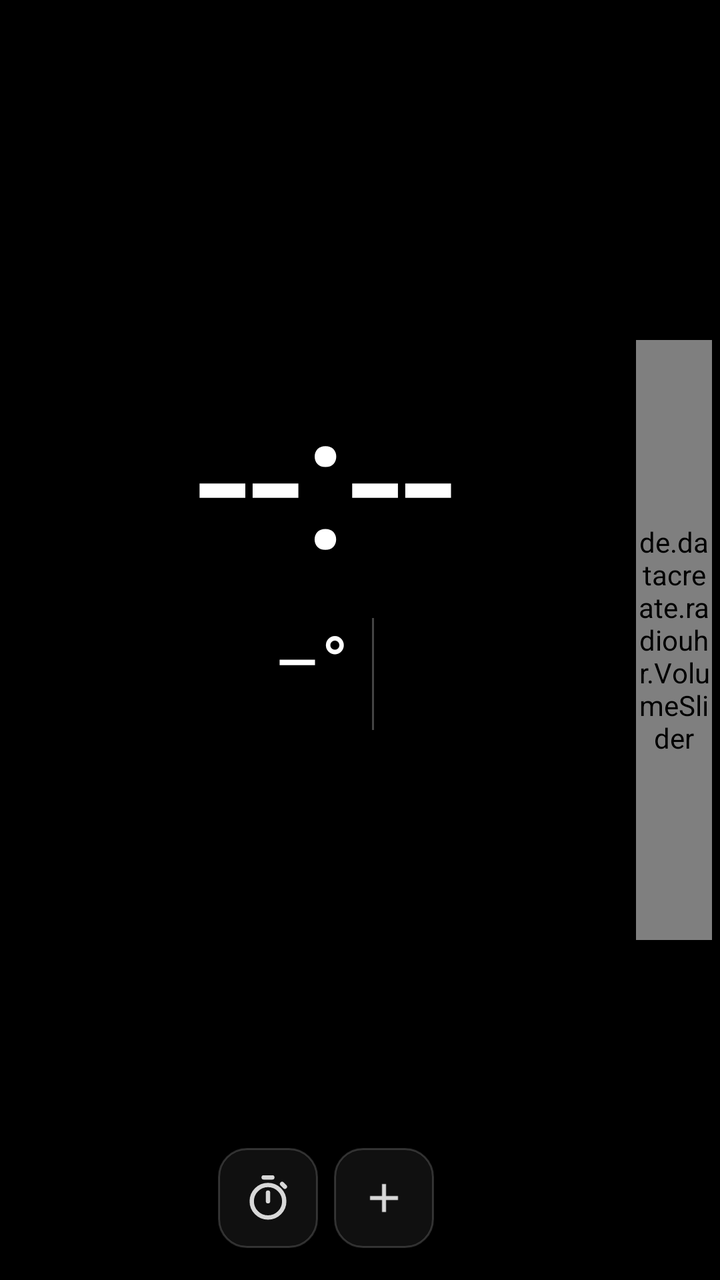
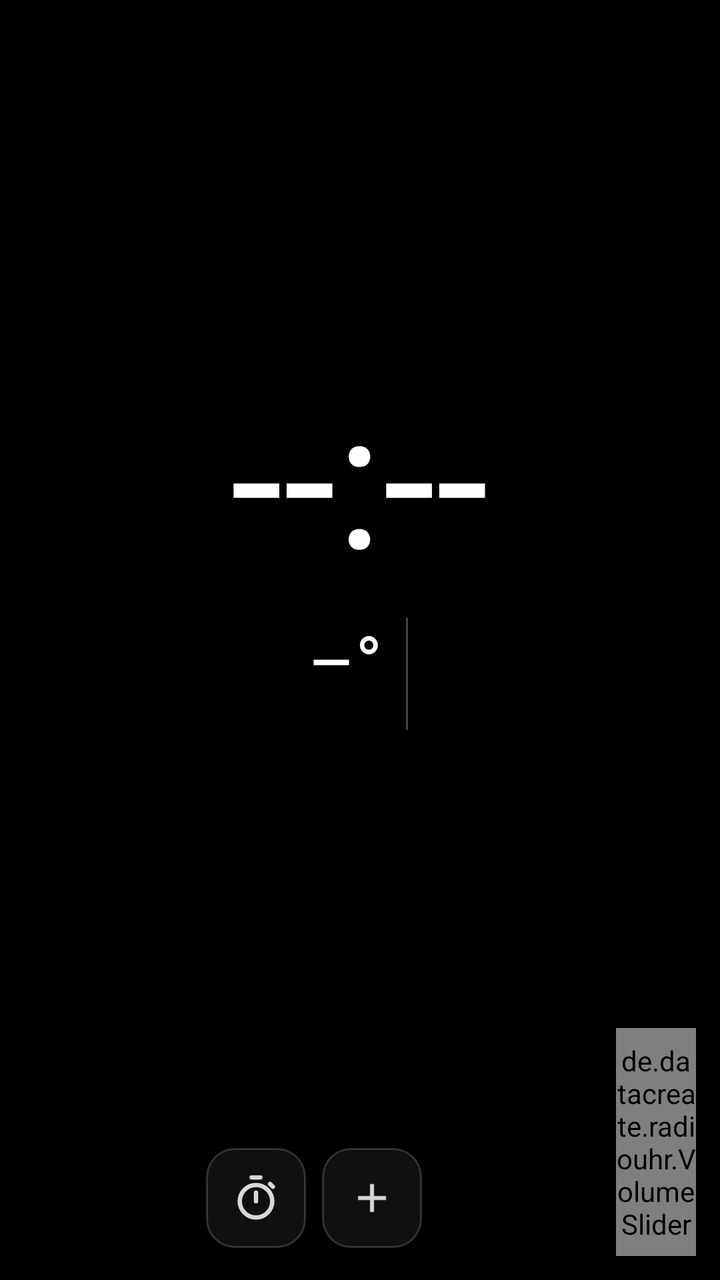

Two renders of the same Android screen: before a commit and after it. Below are the layout's source before the change and the commit's diff.
<!-- AndroidManifest.xml: application theme AppTheme -->
<!-- res/layout/activity_main.xml -->
<?xml version="1.0" encoding="utf-8"?>
<FrameLayout xmlns:android="http://schemas.android.com/apk/res/android"
    android:id="@+id/frame"
    android:layout_width="match_parent"
    android:layout_height="match_parent"
    android:background="#000000">

<LinearLayout
    android:id="@+id/root"
    android:layout_width="match_parent"
    android:layout_height="match_parent"
    android:background="#000000"
    android:keepScreenOn="true"
    android:orientation="vertical"
    android:paddingLeft="12dp"
    android:paddingTop="12dp"
    android:paddingRight="46dp"
    android:paddingBottom="12dp">

    <LinearLayout
        android:id="@+id/clockPanel"
        android:layout_width="match_parent"
        android:layout_height="0dp"
        android:layout_weight="1"
        android:gravity="center"
        android:orientation="vertical">

        <TextView
            android:id="@+id/tvDate"
            android:layout_width="wrap_content"
            android:layout_height="wrap_content"
            android:textColor="#BBBBBB"
            android:textSize="21sp" />

        <TextView
            android:id="@+id/tvTime"
            android:layout_width="wrap_content"
            android:layout_height="wrap_content"
            android:includeFontPadding="false"
            android:singleLine="true"
            android:text="--:--"
            android:textColor="#FFFFFF"
            android:textSize="96sp" />

        <de.datacreate.radiouhr.ClockView
            android:id="@+id/clockView"
            android:layout_width="match_parent"
            android:layout_height="120dp"
            android:visibility="gone" />


        <LinearLayout
            android:id="@+id/weatherBox"
            android:layout_width="wrap_content"
            android:layout_height="wrap_content"
            android:layout_marginTop="8dp"
            android:clickable="true"
            android:focusable="true"
            android:gravity="center_vertical"
            android:orientation="horizontal">

            <LinearLayout
                android:layout_width="wrap_content"
                android:layout_height="wrap_content"
                android:gravity="center_horizontal"
                android:orientation="vertical">

                <LinearLayout
                    android:id="@+id/weatherRow"
                    android:layout_width="wrap_content"
                    android:layout_height="wrap_content"
                    android:gravity="center_vertical"
                    android:orientation="horizontal">

                    <TextView
                        android:id="@+id/tvWeatherIcon"
                        android:layout_width="wrap_content"
                        android:layout_height="wrap_content"
                        android:textColor="#FFD27A"
                        android:textSize="26sp" />

                    <TextView
                        android:id="@+id/tvTemp"
                        android:layout_width="wrap_content"
                        android:layout_height="wrap_content"
                        android:layout_marginLeft="6dp"
                        android:text="–°"
                        android:textColor="#FFFFFF"
                        android:textSize="36sp" />
                </LinearLayout>

                <TextView
                    android:id="@+id/tvWeatherInfo"
                    android:layout_width="wrap_content"
                    android:layout_height="wrap_content"
                    android:gravity="center"
                    android:maxWidth="150dp"
                    android:maxLines="3"
                    android:textColor="#999999"
                    android:textSize="11sp" />
            </LinearLayout>

            <View
                android:id="@+id/wxDivider"
                android:layout_width="1dp"
                android:layout_height="56dp"
                android:layout_marginLeft="12dp"
                android:layout_marginRight="8dp"
                android:background="#44FFFFFF" />

            <LinearLayout
                android:id="@+id/forecastRow"
                android:layout_width="wrap_content"
                android:layout_height="wrap_content"
                android:orientation="horizontal" />
        </LinearLayout>

        <TextView
            android:id="@+id/tvEvents"
            android:layout_width="wrap_content"
            android:layout_height="wrap_content"
            android:layout_marginTop="10dp"
            android:gravity="center"
            android:lineSpacingExtra="2dp"
            android:maxLines="9"
            android:textColor="#DDDDDD"
            android:textSize="15sp"
            android:visibility="gone" />
    </LinearLayout>

    <LinearLayout
        android:id="@+id/radioPanel"
        android:layout_width="match_parent"
        android:layout_height="wrap_content"
        android:gravity="center"
        android:orientation="vertical">

        <de.datacreate.radiouhr.DialView
            android:id="@+id/dialView"
            android:layout_width="match_parent"
            android:layout_height="78dp"
            android:layout_marginBottom="4dp"
            android:visibility="gone" />

        <TextView
            android:id="@+id/tvStation"
            android:layout_width="match_parent"
            android:layout_height="wrap_content"
            android:ellipsize="end"
            android:gravity="center"
            android:singleLine="true"
            android:textColor="#FFFFFF"
            android:textSize="20sp"
            android:textStyle="bold" />

        <TextView
            android:id="@+id/tvNowPlaying"
            android:layout_width="match_parent"
            android:layout_height="wrap_content"
            android:ellipsize="end"
            android:gravity="center"
            android:singleLine="true"
            android:textColor="#AAAAAA"
            android:textSize="14sp" />

        <HorizontalScrollView
            android:id="@+id/favScroll"
            android:layout_width="match_parent"
            android:layout_height="wrap_content"
            android:layout_marginTop="6dp"
            android:fillViewport="true"
            android:scrollbars="none">

            <LinearLayout
                android:id="@+id/favRow"
                android:layout_width="match_parent"
                android:layout_height="wrap_content"
                android:gravity="center_horizontal"
                android:orientation="horizontal" />
        </HorizontalScrollView>

        <LinearLayout
            android:id="@+id/favGrid"
            android:layout_width="match_parent"
            android:layout_height="wrap_content"
            android:layout_marginTop="6dp"
            android:orientation="vertical"
            android:visibility="gone" />

        <LinearLayout
            android:layout_width="match_parent"
            android:layout_height="wrap_content"
            android:layout_marginTop="4dp"
            android:alpha="0.85"
            android:gravity="center"
            android:orientation="horizontal">

            <ImageView android:id="@+id/btnPlay" style="@style/IconBtn" android:layout_weight="1.4"
                android:padding="12dp" android:src="@drawable/ic_play" android:visibility="gone" />

            <FrameLayout android:id="@+id/btnTimer" style="@style/IconBtn" android:padding="0dp">
                <ImageView
                    android:id="@+id/timerIcon"
                    android:layout_width="match_parent"
                    android:layout_height="match_parent"
                    android:padding="12dp"
                    android:scaleType="fitCenter"
                    android:src="@drawable/ic_timer" />
                <TextView
                    android:id="@+id/tvTimerBadge"
                    android:layout_width="wrap_content"
                    android:layout_height="wrap_content"
                    android:layout_gravity="bottom|right"
                    android:layout_margin="1dp"
                    android:textColor="#FF8A3D"
                    android:textSize="9sp"
                    android:textStyle="bold" />
            </FrameLayout>

            <ImageView android:id="@+id/btnAdd" style="@style/IconBtn" android:src="@drawable/ic_add" />
            <ImageView android:id="@+id/btnNight" style="@style/IconBtn" android:src="@drawable/ic_moon" android:visibility="gone" />
            <ImageView android:id="@+id/btnSettings" style="@style/IconBtn" android:src="@drawable/ic_tune" android:visibility="gone" />

            <de.datacreate.radiouhr.KnobView
                android:id="@+id/knob"
                android:visibility="gone"
                android:layout_width="58dp"
                android:layout_height="58dp"
                android:layout_marginLeft="10dp" />
        </LinearLayout>
    </LinearLayout>
</LinearLayout>

    <de.datacreate.radiouhr.VolumeSlider
        android:id="@+id/volSlider"
        android:layout_width="38dp"
        android:layout_height="300dp"
        android:layout_gravity="right|center_vertical"
        android:layout_marginRight="4dp" />

    <ImageView
        android:id="@+id/btnGear"
        android:layout_width="44dp"
        android:layout_height="44dp"
        android:layout_gravity="top|right"
        android:layout_margin="4dp"
        android:alpha="0.6"
        android:padding="11dp" />
</FrameLayout>
<!-- resources referenced by this layout -->
<resources>
  <!-- drawable ic_add (drawable) -->
  <vector xmlns:android="http://schemas.android.com/apk/res/android" android:width="24dp" android:height="24dp" android:viewportWidth="24" android:viewportHeight="24">
      <path android:fillColor="#FFFFFF" android:pathData="M19,13h-6v6h-2v-6H5v-2h6V5h2v6h6v2z" />
  </vector>
  <!-- drawable ic_moon (drawable) -->
  <vector xmlns:android="http://schemas.android.com/apk/res/android" android:width="24dp" android:height="24dp" android:viewportWidth="24" android:viewportHeight="24">
      <path android:fillColor="#FFFFFF" android:pathData="M12.3,3A9,9 0 1,0 21,13.7A7,7 0 0,1 12.3,3z" />
  </vector>
  <!-- drawable ic_play (drawable) -->
  <vector xmlns:android="http://schemas.android.com/apk/res/android" android:width="24dp" android:height="24dp" android:viewportWidth="24" android:viewportHeight="24">
      <path android:fillColor="#FFFFFF" android:pathData="M8,5v14l11,-7z" />
  </vector>
  <!-- drawable ic_timer (drawable) -->
  <vector xmlns:android="http://schemas.android.com/apk/res/android" android:width="24dp" android:height="24dp" android:viewportWidth="24" android:viewportHeight="24">
      <path android:fillColor="#00000000" android:strokeColor="#FFFFFF" android:strokeWidth="2"
          android:pathData="M4.5,13.5a7.5,7.5 0 1,0 15,0a7.5,7.5 0 1,0 -15,0" />
      <path android:fillColor="#00000000" android:strokeColor="#FFFFFF" android:strokeWidth="2" android:strokeLineCap="round"
          android:pathData="M12,13.5L12,9.5M10,2.5L14,2.5M18.5,5.5L19.8,6.8" />
  </vector>
  <!-- drawable ic_tune (drawable) -->
  <vector xmlns:android="http://schemas.android.com/apk/res/android" android:width="24dp" android:height="24dp" android:viewportWidth="24" android:viewportHeight="24">
      <path android:fillColor="#00000000" android:strokeColor="#FFFFFF" android:strokeWidth="2" android:strokeLineCap="round"
          android:pathData="M4,6L20,6M4,12L20,12M4,18L20,18" />
      <path android:fillColor="#FFFFFF"
          android:pathData="M6.5,6a2.5,2.5 0 1,0 5,0a2.5,2.5 0 1,0 -5,0M12.5,12a2.5,2.5 0 1,0 5,0a2.5,2.5 0 1,0 -5,0M4.5,18a2.5,2.5 0 1,0 5,0a2.5,2.5 0 1,0 -5,0" />
  </vector>
  <style name="IconBtn">
          <item name="android:layout_width">50dp</item>
          <item name="android:layout_height">50dp</item>
          <item name="android:layout_margin">4dp</item>
          <item name="android:padding">13dp</item>
          <item name="android:scaleType">fitCenter</item>
          <item name="android:background">@drawable/btn_bg</item>
          <item name="android:clickable">true</item>
          <item name="android:focusable">true</item>
      </style>
  <style name="AppTheme" parent="android:Theme.Material.NoActionBar.Fullscreen">
          <item name="android:windowBackground">@android:color/black</item>
          <item name="android:colorAccent">#FF8A3D</item>
      </style>
  <!-- drawable btn_bg (drawable) -->
  <?xml version="1.0" encoding="utf-8"?>
  <selector xmlns:android="http://schemas.android.com/apk/res/android">
      <item android:state_pressed="true">
          <shape android:shape="rectangle">
              <solid android:color="#33FFFFFF" />
              <corners android:radius="14dp" />
              <stroke android:width="1dp" android:color="#66FFFFFF" />
          </shape>
      </item>
      <item>
          <shape android:shape="rectangle">
              <solid android:color="#14FFFFFF" />
              <corners android:radius="14dp" />
              <stroke android:width="1dp" android:color="#33FFFFFF" />
          </shape>
      </item>
  </selector>
</resources>

<!-- the commit's change to res/layout/activity_main.xml (unified diff, before → after) -->
@@ -14,7 +14,7 @@
     android:orientation="vertical"
     android:paddingLeft="12dp"
     android:paddingTop="12dp"
-    android:paddingRight="46dp"
+    android:paddingRight="12dp"
     android:paddingBottom="12dp">
 
     <LinearLayout
@@ -132,6 +132,14 @@
         android:id="@+id/radioPanel"
         android:layout_width="match_parent"
         android:layout_height="wrap_content"
+        android:orientation="horizontal">
+
+    <LinearLayout
+        android:id="@+id/radioMain"
+        android:layout_width="0dp"
+        android:layout_height="wrap_content"
+        android:layout_gravity="center_vertical"
+        android:layout_weight="1"
         android:gravity="center"
         android:orientation="vertical">
 
@@ -188,6 +196,7 @@
             android:visibility="gone" />
 
         <LinearLayout
+            android:id="@+id/controlRow"
             android:layout_width="match_parent"
             android:layout_height="wrap_content"
             android:layout_marginTop="4dp"
@@ -229,14 +238,24 @@
                 android:layout_marginLeft="10dp" />
         </LinearLayout>
     </LinearLayout>
+
+    <LinearLayout
+        android:id="@+id/sideCol"
+        android:layout_width="wrap_content"
+        android:layout_height="match_parent"
+        android:layout_marginLeft="6dp"
+        android:gravity="center_horizontal"
+        android:orientation="vertical">
+
+        <de.datacreate.radiouhr.VolumeSlider
+            android:id="@+id/volSlider"
+            android:layout_width="40dp"
+            android:layout_height="0dp"
+            android:layout_weight="1"
+            android:minHeight="150dp" />
+    </LinearLayout>
+    </LinearLayout>
 </LinearLayout>
-
-    <de.datacreate.radiouhr.VolumeSlider
-        android:id="@+id/volSlider"
-        android:layout_width="38dp"
-        android:layout_height="300dp"
-        android:layout_gravity="right|center_vertical"
-        android:layout_marginRight="4dp" />
 
     <ImageView
         android:id="@+id/btnGear"
